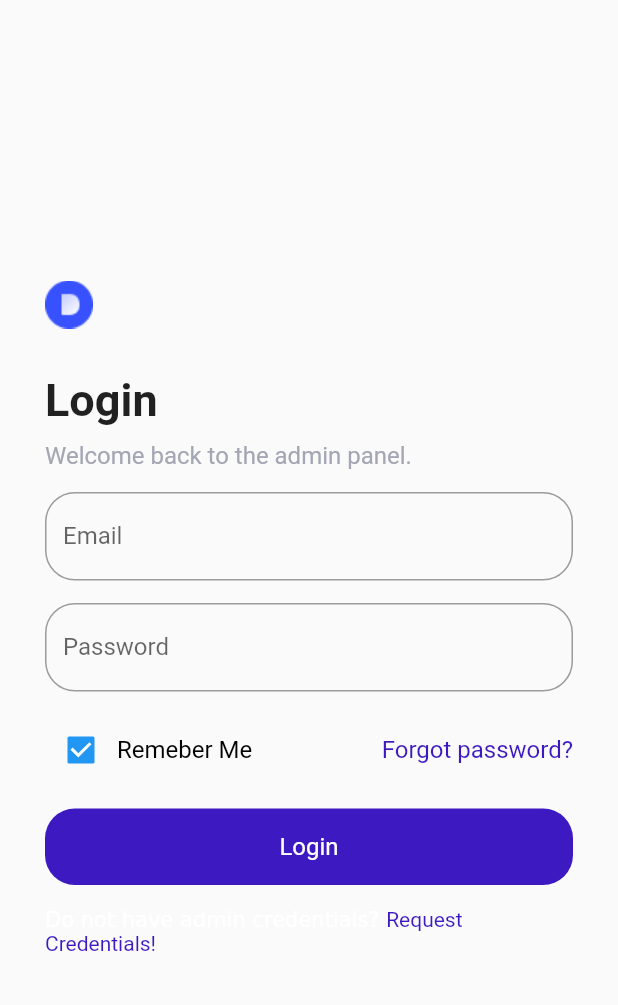
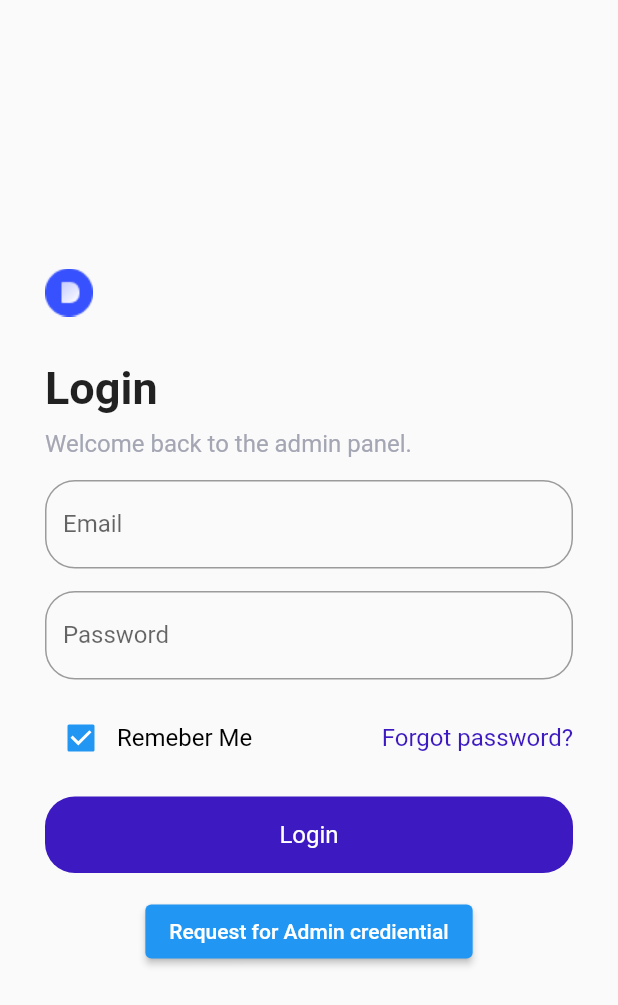
Before and after one commit to omarfarukz/fallsa_admin, a Flutter app: the screen it shows after launch, on a phone screen of 412 x 824 dp. Shown: the top 1005 px of the screen. Run offline on Flutter 3.47's test engine with Material 2 defaults, Android fonts, the phone set to English and light mode, and no system bars; our stand-ins replace cloud_firestore, data_table_2, firebase_auth, get, google_fonts; accounts and stored records are empty.

Commit message:
Request Credential

```diff
--- a/lib/pages/authentication/authentication.dart
+++ b/lib/pages/authentication/authentication.dart
@@ -6,6 +6,7 @@ import 'package:fallsa_admin/widgets/custom_text.dart';
 import 'package:flutter/material.dart';
 import 'package:get/get.dart';
 import 'package:google_fonts/google_fonts.dart';
+import 'package:url_launcher/link.dart';
 
 class AuthenticationPage extends GetWidget<AuthController> {
   // const AuthenticationPage({Key key}) : super(key: key);
@@ -117,13 +118,19 @@ class AuthenticationPage extends GetWidget<AuthController> {
               SizedBox(
                 height: 15,
               ),
-              RichText(
-                  text: TextSpan(children: [
-                TextSpan(text: "Do not have admin credentials? "),
-                TextSpan(
-                    text: "Request Credentials! ",
-                    style: TextStyle(color: active))
-              ]))
+              // RichText(
+              //     text: TextSpan(children: [
+              //   TextSpan(text: "Do not have admin credentials? "),
+              //   TextSpan(
+              //       text: "Request Credentials! ",
+              //       style: TextStyle(color: active))
+              // ])),
+              Link(
+                  uri: Uri.parse("https://repaierpanda.wasap.my"),
+                  target: LinkTarget.blank,
+                  builder: (context, followLink) => ElevatedButton(
+                      onPressed: followLink,
+                      child: Text('Request for Admin crediential'))),
             ],
           ),
         ),
--- a/pubspec.yaml
+++ b/pubspec.yaml
@@ -40,6 +40,7 @@ dependencies:
   charts_flutter: ^0.12.0
   cloud_firestore: ^3.1.6
   firebase_core: ^1.11.0
+  url_launcher: ^6.0.18
 
   firebase_auth: ^3.3.5
 
```
Also changed, not shown: pubspec.lock, 2 other files.
